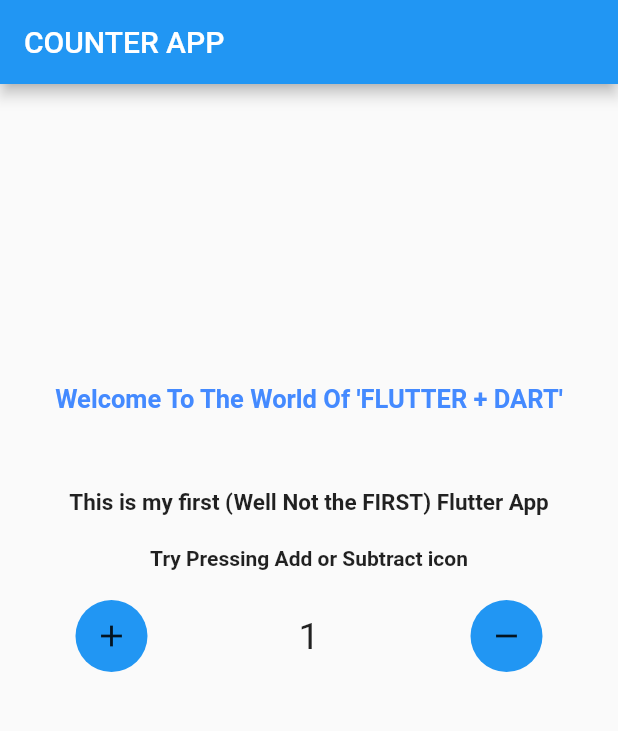
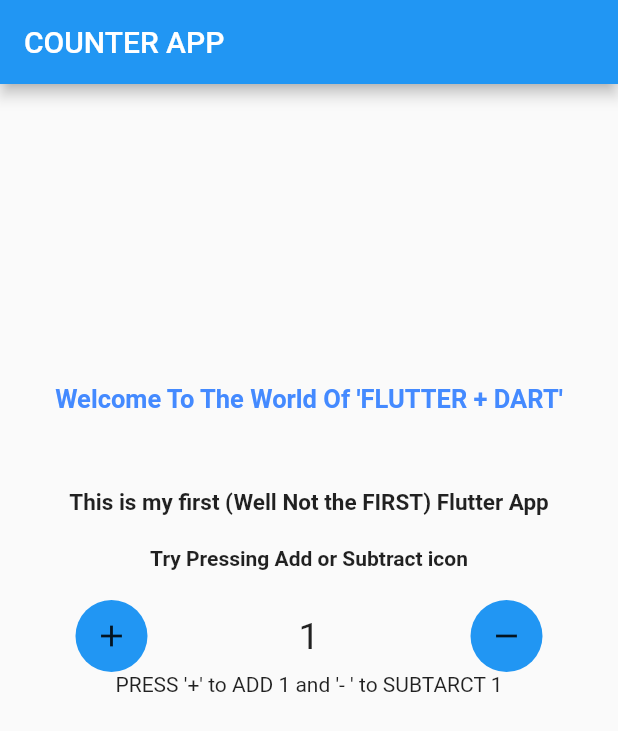
Before and after one commit to bhawesh2002/increment_counter_app, a Flutter app: the screen it shows after launch, after a tap on the "add" icon, on a phone screen of 412 x 824 dp. Shown: the top 731 px of the screen. Run offline on Flutter 3.47's test engine with Material 2 defaults, Android fonts, the phone set to English and light mode, and no system bars.

Commit message:
print error stratement on reaching zeroi

```diff
--- a/flutter app 1/COUNTER APP/lib/main.dart
+++ b/flutter app 1/COUNTER APP/lib/main.dart
@@ -107,6 +107,14 @@ class _MyHomePageState extends State<MyHomePage> {
                 )
               ],
             ),
+            LayoutBuilder(builder: (context, constraints) {
+              if (_counter == 0) {
+                return const Text("CAN'T GO BELOW ZERO");
+              } else {
+                return const Text(
+                    "PRESS \'+\' to ADD 1 and \'- \' to SUBTARCT 1");
+              }
+            })
           ]),
         ));
   }
```
